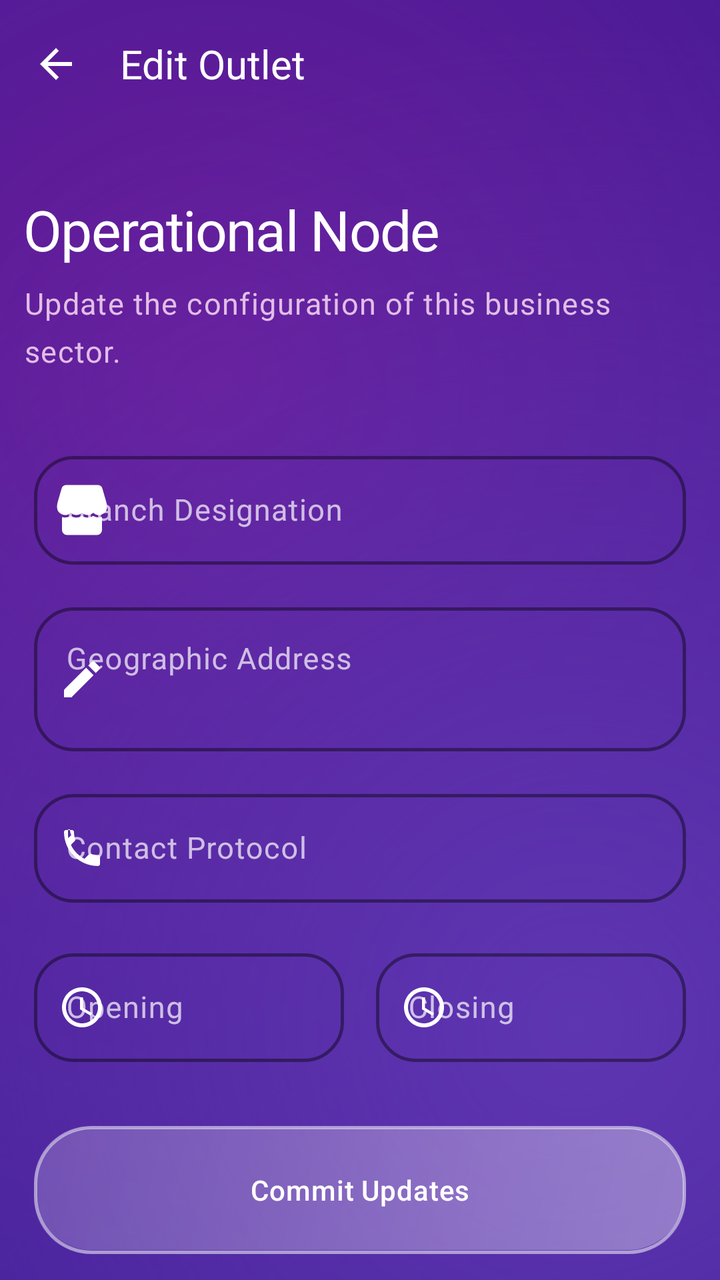
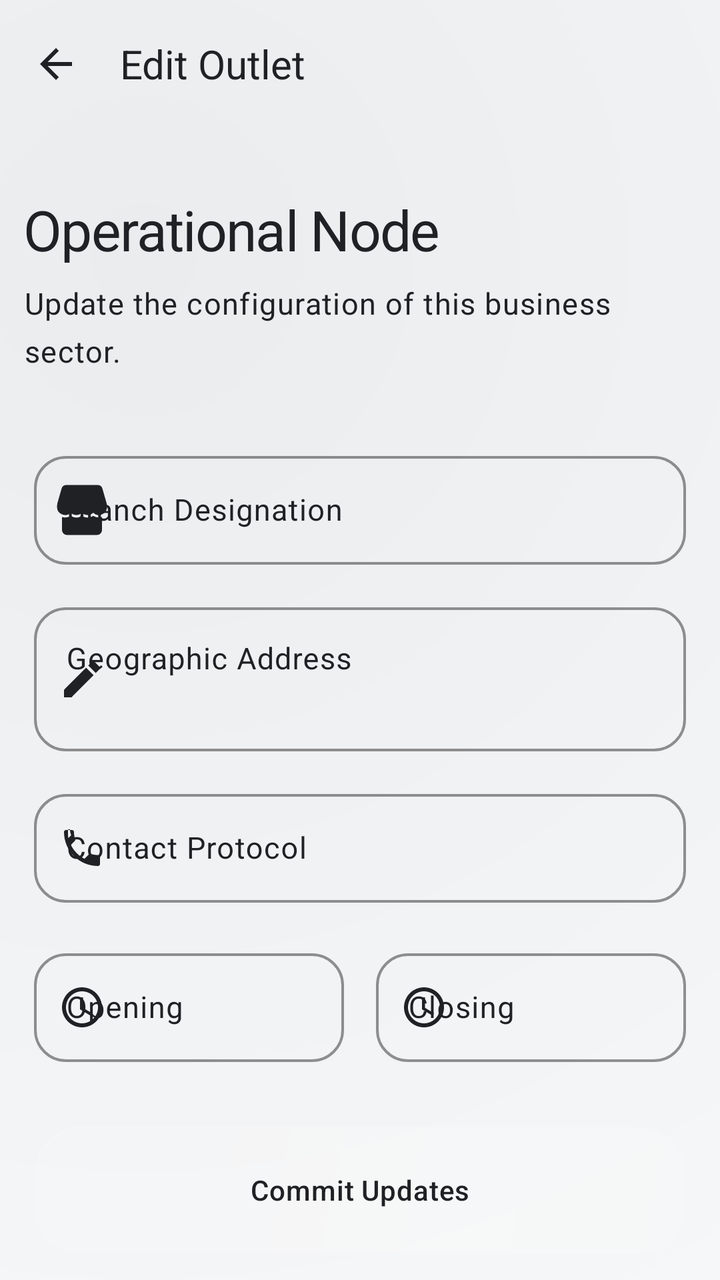

An Android layout rendered at two revisions. The XML below is the earlier revision; the diff shows what the commit changed to produce the second picture.
<!-- AndroidManifest.xml: application theme Theme.KasirAPP -->
<!-- res/layout/activity_edit_branch.xml -->
<?xml version="1.0" encoding="utf-8"?>
<androidx.coordinatorlayout.widget.CoordinatorLayout
    xmlns:android="http://schemas.android.com/apk/res/android"
    xmlns:app="http://schemas.android.com/apk/res-auto"
    android:layout_width="match_parent"
    android:layout_height="match_parent"
    android:background="@drawable/bg_liquid_purple_gradient">

    <com.google.android.material.appbar.AppBarLayout
        android:layout_width="match_parent"
        android:layout_height="wrap_content"
        android:background="@android:color/transparent"
        android:fitsSystemWindows="true"
        app:elevation="0dp">

        <com.google.android.material.appbar.MaterialToolbar
            android:id="@+id/toolbar"
            android:layout_width="match_parent"
            android:layout_height="?attr/actionBarSize"
            app:navigationIcon="@drawable/ic_arrow_back"
            app:navigationIconTint="@color/white"
            app:title="Edit Outlet"
            app:titleTextColor="@color/white"
            android:background="@android:color/transparent" />

    </com.google.android.material.appbar.AppBarLayout>

    <androidx.core.widget.NestedScrollView
        android:id="@+id/scrollView"
        android:layout_width="match_parent"
        android:layout_height="match_parent"
        android:clipToPadding="false"
        android:fillViewport="true"
        app:layout_behavior="@string/appbar_scrolling_view_behavior">

        <LinearLayout
            android:layout_width="match_parent"
            android:layout_height="wrap_content"
            android:orientation="vertical"
            android:paddingHorizontal="12dp"
            android:paddingTop="32dp">

            <TextView
                style="@style/TextAppearance.Future.HeadlineLarge"
                android:layout_width="wrap_content"
                android:layout_height="wrap_content"
                android:text="Operational Node"
                android:textColor="@color/white" />

            <TextView
                style="@style/TextAppearance.Future.BodyLarge"
                android:layout_width="wrap_content"
                android:layout_height="wrap_content"
                android:layout_marginTop="8dp"
                android:text="Update the configuration of this business sector."
                android:textColor="#E1BEE7" />

            <com.google.android.material.card.MaterialCardView
                style="@style/Widget.App.Card"
                android:id="@+id/cardForm"
                android:layout_width="match_parent"
                android:layout_height="wrap_content"
                android:layout_marginTop="32dp"
                app:cardCornerRadius="32dp"
                app:cardElevation="0dp">

                <LinearLayout
                    android:layout_width="match_parent"
                    android:layout_height="wrap_content"
                    android:orientation="vertical"
                    android:padding="5dp">

                    <com.google.android.material.textfield.TextInputLayout
                        style="@style/Widget.App.TextInputLayout"
                        android:layout_width="match_parent"
                        android:layout_height="wrap_content"
                        app:startIconDrawable="@drawable/ic_store"
                        app:startIconTint="@color/white"
                        app:hintTextColor="@color/white"
                        app:boxStrokeColor="@color/white"
                        android:hint="Branch Designation">
                        <com.google.android.material.textfield.TextInputEditText
                            android:id="@+id/edtNamaCabang"
                            android:layout_width="match_parent"
                            android:layout_height="wrap_content"
                            android:textColor="@color/white"
                            android:inputType="textCapWords"/>
                    </com.google.android.material.textfield.TextInputLayout>

                    <com.google.android.material.textfield.TextInputLayout
                        style="@style/Widget.App.TextInputLayout"
                        android:layout_width="match_parent"
                        android:layout_height="wrap_content"
                        android:layout_marginTop="16dp"
                        app:startIconDrawable="@drawable/ic_edit"
                        app:startIconTint="@color/white"
                        app:hintTextColor="@color/white"
                        app:boxStrokeColor="@color/white"
                        android:hint="Geographic Address">
                        <com.google.android.material.textfield.TextInputEditText
                            android:id="@+id/edtAlamatCabang"
                            android:layout_width="match_parent"
                            android:layout_height="wrap_content"
                            android:textColor="@color/white"
                            android:minLines="2"
                            android:gravity="top"
                            android:inputType="textMultiLine"/>
                    </com.google.android.material.textfield.TextInputLayout>

                    <com.google.android.material.textfield.TextInputLayout
                        style="@style/Widget.App.TextInputLayout"
                        android:layout_width="match_parent"
                        android:layout_height="wrap_content"
                        android:layout_marginTop="16dp"
                        app:startIconDrawable="@drawable/ic_phone"
                        app:startIconTint="@color/white"
                        app:hintTextColor="@color/white"
                        app:boxStrokeColor="@color/white"
                        android:hint="Contact Protocol">
                        <com.google.android.material.textfield.TextInputEditText
                            android:id="@+id/edtTeleponCabang"
                            android:layout_width="match_parent"
                            android:layout_height="wrap_content"
                            android:textColor="@color/white"
                            android:inputType="phone"/>
                    </com.google.android.material.textfield.TextInputLayout>

                    <LinearLayout
                        android:layout_width="match_parent"
                        android:layout_height="wrap_content"
                        android:layout_marginTop="20dp"
                        android:orientation="horizontal">

                        <com.google.android.material.textfield.TextInputLayout
                            style="@style/Widget.App.TextInputLayout"
                            android:layout_width="0dp"
                            android:layout_height="wrap_content"
                            android:layout_weight="1"
                            android:layout_marginEnd="8dp"
                            app:startIconDrawable="@drawable/ic_access_time"
                            app:startIconTint="@color/white"
                            app:hintTextColor="@color/white"
                            app:boxStrokeColor="@color/white"
                            android:hint="Opening">
                            <com.google.android.material.textfield.TextInputEditText
                                android:id="@+id/edtJamBuka"
                                android:layout_width="match_parent"
                                android:layout_height="wrap_content"
                                android:textColor="@color/white"
                                android:focusable="false"
                                android:clickable="true"
                                android:inputType="none"/>
                        </com.google.android.material.textfield.TextInputLayout>

                        <com.google.android.material.textfield.TextInputLayout
                            style="@style/Widget.App.TextInputLayout"
                            android:layout_width="0dp"
                            android:layout_height="wrap_content"
                            android:layout_weight="1"
                            android:layout_marginStart="8dp"
                            app:startIconDrawable="@drawable/ic_access_time"
                            app:startIconTint="@color/white"
                            app:hintTextColor="@color/white"
                            app:boxStrokeColor="@color/white"
                            android:hint="Closing">
                            <com.google.android.material.textfield.TextInputEditText
                                android:id="@+id/edtJamTutup"
                                android:layout_width="match_parent"
                                android:layout_height="wrap_content"
                                android:textColor="@color/white"
                                android:focusable="false"
                                android:clickable="true"
                                android:inputType="none"/>
                        </com.google.android.material.textfield.TextInputLayout>

                    </LinearLayout>

                    <com.google.android.material.button.MaterialButton
                        android:id="@+id/btnSimpan"
                        style="@style/Widget.App.Button"
                        android:layout_width="match_parent"
                        android:layout_height="64dp"
                        android:layout_marginTop="32dp"
                        android:text="Commit Updates"
                        android:textAllCaps="false"
                        android:textAppearance="@style/TextAppearance.Future.LabelLarge"
                        android:textColor="@color/white"
                        app:cornerRadius="20dp"/>

                </LinearLayout>

            </com.google.android.material.card.MaterialCardView>

        </LinearLayout>

    </androidx.core.widget.NestedScrollView>

</androidx.coordinatorlayout.widget.CoordinatorLayout>
<!-- resources referenced by this layout -->
<resources>
  <color name="white">#FFFFFF</color>
  <!-- drawable bg_liquid_purple_gradient (drawable) -->
  <?xml version="1.0" encoding="utf-8"?>
  <layer-list xmlns:android="http://schemas.android.com/apk/res/android">
      
      <item>
          <shape android:shape="rectangle">
              <solid android:color="#311B92" />
          </shape>
      </item>
  
      
      <item>
          <shape android:shape="rectangle">
              <gradient
                  android:angle="135"
                  android:centerX="30%"
                  android:centerY="30%"
                  android:endColor="@android:color/transparent"
                  android:gradientRadius="600dp"
                  android:startColor="#6A1B9A"
                  android:type="radial" />
          </shape>
      </item>
  
      
      <item>
          <shape android:shape="rectangle">
              <gradient
                  android:angle="315"
                  android:centerX="80%"
                  android:centerY="80%"
                  android:endColor="@android:color/transparent"
                  android:gradientRadius="500dp"
                  android:startColor="#5E35B1"
                  android:type="radial" />
          </shape>
      </item>
  </layer-list>
  <style name="Widget.App.Button" parent="Widget.Material3.Button.TonalButton">
          <item name="cornerRadius">20dp</item>
          <item name="android:background">@drawable/bg_liquid_glass</item>
          <item name="android:insetTop">0dp</item>
          <item name="android:insetBottom">0dp</item>
          <item name="android:textColor">@color/white</item>
      </style>
  <style name="Widget.App.Card" parent="Widget.Material3.CardView.Filled">
          <item name="cardCornerRadius">28dp</item>
          <item name="cardElevation">0dp</item>
          <item name="strokeWidth">0dp</item>
          <item name="android:background">@drawable/bg_liquid_glass</item>
          <item name="cardBackgroundColor">@android:color/transparent</item>
      </style>
  <style name="Widget.App.TextInputLayout" parent="Widget.Material3.TextInputLayout.OutlinedBox">
          <item name="boxCornerRadiusTopStart">20dp</item>
          <item name="boxCornerRadiusTopEnd">20dp</item>
          <item name="boxCornerRadiusBottomStart">20dp</item>
          <item name="boxCornerRadiusBottomEnd">20dp</item>
          <item name="boxStrokeColor">#80FFFFFF</item>
          <item name="boxStrokeWidth">1.5dp</item>
          <item name="boxStrokeWidthFocused">2.5dp</item>
          <item name="android:textColorHint">#B3FFFFFF</item>
      </style>
  <style name="TextAppearance.Premium.BodyLarge" parent="TextAppearance.Material3.BodyLarge">
          <item name="android:textSize">15sp</item>
          <item name="android:fontFamily">sans-serif</item>
          <item name="android:lineSpacingExtra">3dp</item>
          <item name="android:textColor">#E1BEE7</item>
      </style>
  <style name="TextAppearance.Premium.HeadlineLarge" parent="TextAppearance.Material3.HeadlineLarge">
          <item name="android:textSize">28sp</item>
          <item name="android:fontFamily">sans-serif-medium</item>
          <item name="android:letterSpacing">-0.02</item>
          <item name="android:textColor">@color/white</item>
      </style>
  <style name="TextAppearance.Premium.LabelLarge" parent="TextAppearance.Material3.LabelLarge">
          <item name="android:textSize">14sp</item>
          <item name="android:fontFamily">sans-serif-medium</item>
          <item name="android:letterSpacing">0.02</item>
          <item name="android:textColor">#B39DDB</item>
      </style>
  <!-- drawable bg_liquid_glass (drawable) -->
  <?xml version="1.0" encoding="utf-8"?>
  <layer-list xmlns:android="http://schemas.android.com/apk/res/android">
      
      <item>
          <shape android:shape="rectangle">
              <solid android:color="#1A000000" />
              <corners android:radius="28dp" />
          </shape>
      </item>
  
      
      <item android:bottom="2dp" android:left="1dp" android:right="1dp" android:top="1dp">
          <shape android:shape="rectangle">
              <gradient
                  android:angle="135"
                  android:endColor="#1AFFFFFF"
                  android:startColor="#4DFFFFFF"
                  android:type="linear" />
              <corners android:radius="28dp" />
          </shape>
      </item>
  
      
      <item>
          <shape android:shape="rectangle">
              <solid android:color="@android:color/transparent" />
              <corners android:radius="28dp" />
              <stroke
                  android:width="1.5dp"
                  android:color="#80FFFFFF" />
          </shape>
      </item>
  </layer-list>
  <style name="Base.Theme.KasirAPP" parent="Theme.Material3.Light.NoActionBar">
          
          <item name="colorPrimary">@color/primary</item>
          <item name="colorOnPrimary">@color/on_primary</item>
          <item name="colorPrimaryContainer">@color/primary_container</item>
          <item name="colorOnPrimaryContainer">@color/on_primary_container</item>
  
          <item name="colorSecondary">@color/secondary</item>
          <item name="colorOnSecondary">@color/on_secondary</item>
          <item name="colorSecondaryContainer">@color/secondary_container</item>
          <item name="colorOnSecondaryContainer">@color/on_secondary_container</item>
  
          <item name="android:windowBackground">@color/background</item>
          <item name="colorSurface">@color/surface</item>
          <item name="colorOnSurface">@color/on_surface</item>
          <item name="colorSurfaceVariant">@color/surface_variant</item>
          <item name="colorOnSurfaceVariant">@color/on_surface_variant</item>
          <item name="colorOutline">@color/outline</item>
  
          
          <item name="android:statusBarColor">@android:color/transparent</item>
          <item name="android:windowLightStatusBar">false</item>
          <item name="android:navigationBarColor">@android:color/transparent</item>
          <item name="android:windowLightNavigationBar" tools:targetApi="27">false</item>
  
          
          <item name="materialCardViewStyle">@style/Widget.App.Card</item>
          <item name="materialButtonStyle">@style/Widget.App.Button</item>
          <item name="textInputStyle">@style/Widget.App.TextInputLayout</item>
  
          
          <item name="textAppearanceHeadlineLarge">@style/TextAppearance.Premium.HeadlineLarge</item>
          <item name="textAppearanceTitleLarge">@style/TextAppearance.Premium.TitleLarge</item>
          <item name="textAppearanceBodyLarge">@style/TextAppearance.Premium.BodyLarge</item>
          <item name="textAppearanceLabelLarge">@style/TextAppearance.Premium.LabelLarge</item>
      </style>
  <color name="primary">#5E35B1</color>
  <color name="primary_container">#F3E5F5</color>
  <color name="on_primary_container">#4A148C</color>
  <color name="secondary">#7B1FA2</color>
  <color name="background">#F5F6FA</color>
  <color name="on_surface_variant">#625B71</color>
  <color name="outline">#7B6F96</color>
  <style name="TextAppearance.Premium.TitleLarge" parent="TextAppearance.Material3.TitleLarge">
          <item name="android:textSize">20sp</item>
          <item name="android:fontFamily">sans-serif-medium</item>
          <item name="android:textColor">@color/white</item>
      </style>
  <!-- unchanged entries left out for length: 16 -->
</resources>

<!-- the commit's change to res/layout/activity_edit_branch.xml (unified diff, before → after) -->
@@ -18,9 +18,9 @@
             android:layout_width="match_parent"
             android:layout_height="?attr/actionBarSize"
             app:navigationIcon="@drawable/ic_arrow_back"
-            app:navigationIconTint="@color/white"
+            app:navigationIconTint="?attr/colorOnSurface"
             app:title="Edit Outlet"
-            app:titleTextColor="@color/white"
+            app:titleTextColor="?attr/colorOnSurface"
             android:background="@android:color/transparent" />
 
     </com.google.android.material.appbar.AppBarLayout>
@@ -45,7 +45,7 @@
                 android:layout_width="wrap_content"
                 android:layout_height="wrap_content"
                 android:text="Operational Node"
-                android:textColor="@color/white" />
+                android:textColor="?attr/colorOnSurface" />
 
             <TextView
                 style="@style/TextAppearance.Future.BodyLarge"
@@ -53,7 +53,7 @@
                 android:layout_height="wrap_content"
                 android:layout_marginTop="8dp"
                 android:text="Update the configuration of this business sector."
-                android:textColor="#E1BEE7" />
+                android:textColor="?attr/colorOnSurfaceVariant" />
 
             <com.google.android.material.card.MaterialCardView
                 style="@style/Widget.App.Card"
@@ -75,15 +75,15 @@
                         android:layout_width="match_parent"
                         android:layout_height="wrap_content"
                         app:startIconDrawable="@drawable/ic_store"
-                        app:startIconTint="@color/white"
-                        app:hintTextColor="@color/white"
-                        app:boxStrokeColor="@color/white"
+                        app:startIconTint="?attr/colorOnSurfaceVariant"
+                        app:hintTextColor="?attr/colorOnSurfaceVariant"
+                        app:boxStrokeColor="?attr/colorOutline"
                         android:hint="Branch Designation">
                         <com.google.android.material.textfield.TextInputEditText
                             android:id="@+id/edtNamaCabang"
                             android:layout_width="match_parent"
                             android:layout_height="wrap_content"
-                            android:textColor="@color/white"
+                            android:textColor="?attr/colorOnSurface"
                             android:inputType="textCapWords"/>
                     </com.google.android.material.textfield.TextInputLayout>
 
@@ -93,15 +93,15 @@
                         android:layout_height="wrap_content"
                         android:layout_marginTop="16dp"
                         app:startIconDrawable="@drawable/ic_edit"
-                        app:startIconTint="@color/white"
-                        app:hintTextColor="@color/white"
-                        app:boxStrokeColor="@color/white"
+                        app:startIconTint="?attr/colorOnSurfaceVariant"
+                        app:hintTextColor="?attr/colorOnSurfaceVariant"
+                        app:boxStrokeColor="?attr/colorOutline"
                         android:hint="Geographic Address">
                         <com.google.android.material.textfield.TextInputEditText
                             android:id="@+id/edtAlamatCabang"
                             android:layout_width="match_parent"
                             android:layout_height="wrap_content"
-                            android:textColor="@color/white"
+                            android:textColor="?attr/colorOnSurface"
                             android:minLines="2"
                             android:gravity="top"
                             android:inputType="textMultiLine"/>
@@ -113,15 +113,15 @@
                         android:layout_height="wrap_content"
                         android:layout_marginTop="16dp"
                         app:startIconDrawable="@drawable/ic_phone"
-                        app:startIconTint="@color/white"
-                        app:hintTextColor="@color/white"
-                        app:boxStrokeColor="@color/white"
+                        app:startIconTint="?attr/colorOnSurfaceVariant"
+                        app:hintTextColor="?attr/colorOnSurfaceVariant"
+                        app:boxStrokeColor="?attr/colorOutline"
                         android:hint="Contact Protocol">
                         <com.google.android.material.textfield.TextInputEditText
                             android:id="@+id/edtTeleponCabang"
                             android:layout_width="match_parent"
                             android:layout_height="wrap_content"
-                            android:textColor="@color/white"
+                            android:textColor="?attr/colorOnSurface"
                             android:inputType="phone"/>
                     </com.google.android.material.textfield.TextInputLayout>
 
@@ -138,15 +138,15 @@
                             android:layout_weight="1"
                             android:layout_marginEnd="8dp"
                             app:startIconDrawable="@drawable/ic_access_time"
-                            app:startIconTint="@color/white"
-                            app:hintTextColor="@color/white"
-                            app:boxStrokeColor="@color/white"
+                            app:startIconTint="?attr/colorOnSurfaceVariant"
+                            app:hintTextColor="?attr/colorOnSurfaceVariant"
+                            app:boxStrokeColor="?attr/colorOutline"
                             android:hint="Opening">
                             <com.google.android.material.textfield.TextInputEditText
                                 android:id="@+id/edtJamBuka"
                                 android:layout_width="match_parent"
                                 android:layout_height="wrap_content"
-                                android:textColor="@color/white"
+                                android:textColor="?attr/colorOnSurface"
                                 android:focusable="false"
                                 android:clickable="true"
                                 android:inputType="none"/>
@@ -159,15 +159,15 @@
                             android:layout_weight="1"
                             android:layout_marginStart="8dp"
                             app:startIconDrawable="@drawable/ic_access_time"
-                            app:startIconTint="@color/white"
-                            app:hintTextColor="@color/white"
-                            app:boxStrokeColor="@color/white"
+                            app:startIconTint="?attr/colorOnSurfaceVariant"
+                            app:hintTextColor="?attr/colorOnSurfaceVariant"
+                            app:boxStrokeColor="?attr/colorOutline"
                             android:hint="Closing">
                             <com.google.android.material.textfield.TextInputEditText
                                 android:id="@+id/edtJamTutup"
                                 android:layout_width="match_parent"
                                 android:layout_height="wrap_content"
-                                android:textColor="@color/white"
+                                android:textColor="?attr/colorOnSurface"
                                 android:focusable="false"
                                 android:clickable="true"
                                 android:inputType="none"/>
@@ -184,7 +184,7 @@
                         android:text="Commit Updates"
                         android:textAllCaps="false"
                         android:textAppearance="@style/TextAppearance.Future.LabelLarge"
-                        android:textColor="@color/white"
+                        android:textColor="?attr/colorOnSurface"
                         app:cornerRadius="20dp"/>
 
                 </LinearLayout>
<!-- resource entries referenced after the edit -->
@@ -1,13 +1,12 @@
 <!-- resources referenced by this layout -->
 <resources>
-  <color name="white">#FFFFFF</color>
   <!-- drawable bg_liquid_purple_gradient (drawable) -->
   <?xml version="1.0" encoding="utf-8"?>
   <layer-list xmlns:android="http://schemas.android.com/apk/res/android">
       
       <item>
           <shape android:shape="rectangle">
-              <solid android:color="#311B92" />
+              <solid android:color="?android:attr/windowBackground" />
           </shape>
       </item>
   
@@ -16,11 +15,11 @@
           <shape android:shape="rectangle">
               <gradient
                   android:angle="135"
-                  android:centerX="30%"
-                  android:centerY="30%"
+                  android:centerX="20%"
+                  android:centerY="20%"
                   android:endColor="@android:color/transparent"
-                  android:gradientRadius="600dp"
-                  android:startColor="#6A1B9A"
+                  android:gradientRadius="700dp"
+                  android:startColor="#0D000000"
                   android:type="radial" />
           </shape>
       </item>
@@ -33,53 +32,53 @@
                   android:centerX="80%"
                   android:centerY="80%"
                   android:endColor="@android:color/transparent"
-                  android:gradientRadius="500dp"
-                  android:startColor="#5E35B1"
+                  android:gradientRadius="600dp"
+                  android:startColor="#05FFFFFF"
                   android:type="radial" />
           </shape>
       </item>
   </layer-list>
   <style name="Widget.App.Button" parent="Widget.Material3.Button.TonalButton">
-          <item name="cornerRadius">20dp</item>
+          <item name="cornerRadius">16dp</item>
           <item name="android:background">@drawable/bg_liquid_glass</item>
           <item name="android:insetTop">0dp</item>
           <item name="android:insetBottom">0dp</item>
-          <item name="android:textColor">@color/white</item>
+          <item name="android:textColor">?attr/colorOnSurface</item>
       </style>
   <style name="Widget.App.Card" parent="Widget.Material3.CardView.Filled">
-          <item name="cardCornerRadius">28dp</item>
+          <item name="cardCornerRadius">24dp</item>
           <item name="cardElevation">0dp</item>
           <item name="strokeWidth">0dp</item>
           <item name="android:background">@drawable/bg_liquid_glass</item>
           <item name="cardBackgroundColor">@android:color/transparent</item>
       </style>
   <style name="Widget.App.TextInputLayout" parent="Widget.Material3.TextInputLayout.OutlinedBox">
-          <item name="boxCornerRadiusTopStart">20dp</item>
-          <item name="boxCornerRadiusTopEnd">20dp</item>
-          <item name="boxCornerRadiusBottomStart">20dp</item>
-          <item name="boxCornerRadiusBottomEnd">20dp</item>
-          <item name="boxStrokeColor">#80FFFFFF</item>
-          <item name="boxStrokeWidth">1.5dp</item>
-          <item name="boxStrokeWidthFocused">2.5dp</item>
-          <item name="android:textColorHint">#B3FFFFFF</item>
+          <item name="boxCornerRadiusTopStart">16dp</item>
+          <item name="boxCornerRadiusTopEnd">16dp</item>
+          <item name="boxCornerRadiusBottomStart">16dp</item>
+          <item name="boxCornerRadiusBottomEnd">16dp</item>
+          <item name="boxStrokeColor">?attr/colorOutline</item>
+          <item name="boxStrokeWidth">1.2dp</item>
+          <item name="boxStrokeWidthFocused">2dp</item>
+          <item name="android:textColorHint">?attr/colorOnSurfaceVariant</item>
       </style>
   <style name="TextAppearance.Premium.BodyLarge" parent="TextAppearance.Material3.BodyLarge">
           <item name="android:textSize">15sp</item>
           <item name="android:fontFamily">sans-serif</item>
           <item name="android:lineSpacingExtra">3dp</item>
-          <item name="android:textColor">#E1BEE7</item>
+          <item name="android:textColor">?attr/colorOnSurfaceVariant</item>
       </style>
   <style name="TextAppearance.Premium.HeadlineLarge" parent="TextAppearance.Material3.HeadlineLarge">
           <item name="android:textSize">28sp</item>
           <item name="android:fontFamily">sans-serif-medium</item>
           <item name="android:letterSpacing">-0.02</item>
-          <item name="android:textColor">@color/white</item>
+          <item name="android:textColor">?attr/colorOnSurface</item>
       </style>
   <style name="TextAppearance.Premium.LabelLarge" parent="TextAppearance.Material3.LabelLarge">
           <item name="android:textSize">14sp</item>
           <item name="android:fontFamily">sans-serif-medium</item>
           <item name="android:letterSpacing">0.02</item>
-          <item name="android:textColor">#B39DDB</item>
+          <item name="android:textColor">?attr/colorSecondary</item>
       </style>
   <!-- drawable bg_liquid_glass (drawable) -->
   <?xml version="1.0" encoding="utf-8"?>
@@ -87,20 +86,48 @@
       
       <item>
           <shape android:shape="rectangle">
-              <solid android:color="#1A000000" />
-              <corners android:radius="28dp" />
+              <solid android:color="#0D000000" />
+              <corners android:radius="24dp" />
           </shape>
       </item>
   
       
-      <item android:bottom="2dp" android:left="1dp" android:right="1dp" android:top="1dp">
+      <item android:bottom="1dp" android:left="1dp" android:right="1dp" android:top="1dp">
           <shape android:shape="rectangle">
               <gradient
                   android:angle="135"
-                  android:endColor="#1AFFFFFF"
-                  android:startColor="#4DFFFFFF"
+                  android:startColor="#26FFFFFF"
+                  android:endColor="#0DFFFFFF"
                   android:type="linear" />
-              <corners android:radius="28dp" />
+              <corners android:radius="24dp" />
+          </shape>
+      </item>
+  
+      
+      <item>
+          <shape android:shape="rectangle">
+              <gradient
+                  android:centerX="80%"
+                  android:centerY="20%"
+                  android:gradientRadius="120dp"
+                  android:startColor="#1AFFFFFF"
+                  android:endColor="@android:color/transparent"
+                  android:type="radial" />
+              <corners android:radius="24dp" />
+          </shape>
+      </item>
+  
+      
+      <item>
+          <shape android:shape="rectangle">
+              <gradient
+                  android:centerX="20%"
+                  android:centerY="80%"
+                  android:gradientRadius="150dp"
+                  android:startColor="#0D000000"
+                  android:endColor="@android:color/transparent"
+                  android:type="radial" />
+              <corners android:radius="24dp" />
           </shape>
       </item>
   
@@ -108,10 +135,10 @@
       <item>
           <shape android:shape="rectangle">
               <solid android:color="@android:color/transparent" />
-              <corners android:radius="28dp" />
+              <corners android:radius="24dp" />
               <stroke
-                  android:width="1.5dp"
-                  android:color="#80FFFFFF" />
+                  android:width="1.2dp"
+                  android:color="#26FFFFFF" />
           </shape>
       </item>
   </layer-list>
@@ -136,9 +163,9 @@
   
           
           <item name="android:statusBarColor">@android:color/transparent</item>
-          <item name="android:windowLightStatusBar">false</item>
+          <item name="android:windowLightStatusBar">true</item>
           <item name="android:navigationBarColor">@android:color/transparent</item>
-          <item name="android:windowLightNavigationBar" tools:targetApi="27">false</item>
+          <item name="android:windowLightNavigationBar" tools:targetApi="27">true</item>
   
           
           <item name="materialCardViewStyle">@style/Widget.App.Card</item>
@@ -151,17 +178,17 @@
           <item name="textAppearanceBodyLarge">@style/TextAppearance.Premium.BodyLarge</item>
           <item name="textAppearanceLabelLarge">@style/TextAppearance.Premium.LabelLarge</item>
       </style>
-  <color name="primary">#5E35B1</color>
-  <color name="primary_container">#F3E5F5</color>
-  <color name="on_primary_container">#4A148C</color>
-  <color name="secondary">#7B1FA2</color>
-  <color name="background">#F5F6FA</color>
-  <color name="on_surface_variant">#625B71</color>
-  <color name="outline">#7B6F96</color>
+  <color name="primary">#202124</color>
+  <color name="primary_container">#F5F6FA</color>
+  <color name="on_primary_container">#202124</color>
+  <color name="secondary">#625B71</color>
+  <color name="background">#F8F9FA</color>
+  <color name="on_surface_variant">#202124</color>
+  <color name="outline">#CCCCCC</color>
   <style name="TextAppearance.Premium.TitleLarge" parent="TextAppearance.Material3.TitleLarge">
           <item name="android:textSize">20sp</item>
           <item name="android:fontFamily">sans-serif-medium</item>
-          <item name="android:textColor">@color/white</item>
+          <item name="android:textColor">?attr/colorOnSurface</item>
       </style>
   <!-- unchanged entries left out for length: 16 -->
 </resources>
